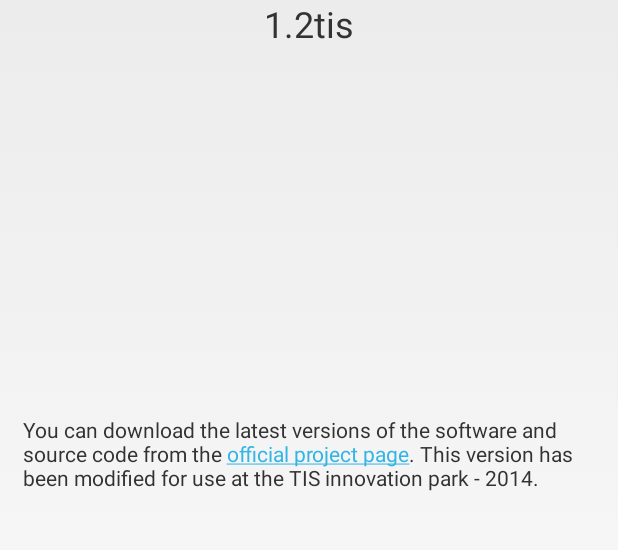
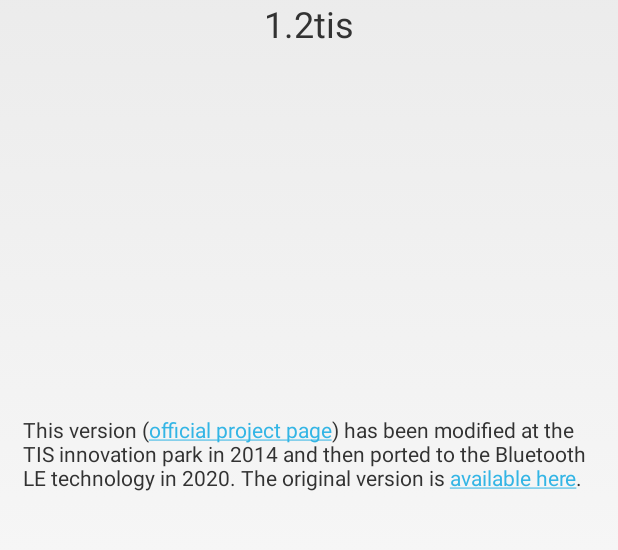
Before and after one commit to tis-innovation-park/IoT-Integreen, an Android app: the ActivityAbout screen opened directly, with no data from a screen before it, on a phone screen of 412 x 824 dp, the part 200-750 px from its top. Run offline under Robolectric (Android 15) with nearby library versions, the phone set to English and light mode, and no system bars.

Commit message:
robot android - fix version info string

```diff
--- a/robot/android/BL_4WD.v2/app/src/main/res/values/strings.xml
+++ b/robot/android/BL_4WD.v2/app/src/main/res/values/strings.xml
@@ -21,7 +21,7 @@
     <string name="left">left</string>
     <string name="right">right</string>
     <string name="center">center</string>
-    <string name="text_about">You can download the latest versions of the software and source code from the <![CDATA[<a href="http://english.cxem.net/mcu/mcu2.php">official project page</a>]]>. This version has been modified for use at the TIS innovation park - 2014.</string>
+    <string name="text_about">This version (<![CDATA[<a href="https://github.com/tis-innovation-park/IoT-Integreen">official project page</a>]]>) has been modified at the TIS innovation park in 2014 and then ported to the Bluetooth LE technology in 2020. The original version is <![CDATA[<a href="http://english.cxem.net/mcu/mcu2.php">available here</a>]]>.</string>
     <string name="mcu_textInfo1">Settings for the MCU. The parameters are transferred and stored in the MCU EEPROM memory</string>
     <string name="mcu_textStop">Stop when the connection is lost:</string>
     <string name="mcu_cBox_AutoOFF">On</string>
```
